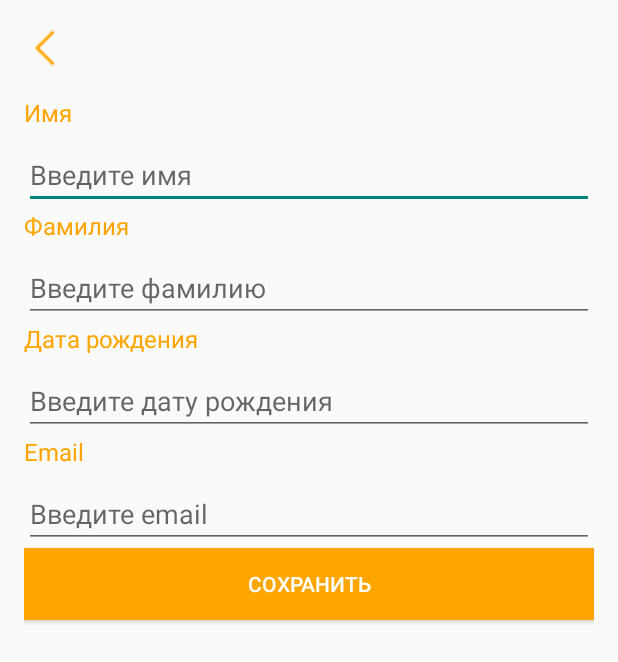
After one commit to Ildar-Ilyasov/Volunteer, an Android app: the EditProfileActivity screen opened directly, with no data from a screen before it, on a phone screen of 412 x 824 dp. The commit adds this screen. Shown: the top 662 px of the screen. Run offline under Robolectric (Android 15) with nearby library versions, the phone set to English and light mode, and no system bars; our stand-ins replace Firebase (no records; nobody signed in at launch, a user with empty details on screens opened directly); 1 statement that could not run was skipped.

Commit message:
edit_profile

```diff
--- a/app/src/main/AndroidManifest.xml
+++ b/app/src/main/AndroidManifest.xml
@@ -27,6 +27,8 @@
 
         <activity android:name=".RegistrationActivity"
             android:exported="false"/>
+        <activity android:name=".EditProfileActivity"
+            android:exported="false"/>
         <activity android:name=".LoginActivity"
             android:exported="true">
 
--- /dev/null
+++ b/app/src/main/java/com/example/volunteer/EditProfileActivity.java
@@ -0,0 +1,148 @@
+package com.example.volunteer;
+
+import android.content.Intent;
+import android.os.Bundle;
+import android.text.TextUtils;
+import android.widget.Button;
+import android.widget.EditText;
+import android.widget.ImageButton;
+import android.widget.Toast;
+import androidx.annotation.NonNull;
+import androidx.appcompat.app.AppCompatActivity;
+import com.google.firebase.database.DataSnapshot;
+import com.google.firebase.database.DatabaseError;
+import com.google.firebase.database.DatabaseReference;
+import com.google.firebase.database.FirebaseDatabase;
+import com.google.firebase.database.ValueEventListener;
+import android.app.DatePickerDialog;
+import android.widget.DatePicker;
+import java.util.Calendar;
+
+public class EditProfileActivity extends AppCompatActivity {
+
+    private EditText etFirstName, etLastName, etDob, etEmail;
+    private Button btnSave;
+    private DatabaseReference userRef;
+    private String userId;
+
+    @Override
+    protected void onCreate(Bundle savedInstanceState) {
+        super.onCreate(savedInstanceState);
+        setContentView(R.layout.activity_edit_profile);
+
+        // Инициализация элементов
+        etFirstName = findViewById(R.id.etFirstName);
+        etLastName = findViewById(R.id.etLastName);
+        etDob = findViewById(R.id.etDob);
+        etEmail = findViewById(R.id.etEmail);
+        btnSave = findViewById(R.id.btnSave);
+        // Кнопка назад
+        ImageButton iconBack = findViewById(R.id.icon_back);
+        iconBack.setOnClickListener(v -> finish());  // Закрытие Activity при нажатии
+        // Получаем userId из Intent
+        userId = getIntent().getStringExtra("userId");
+
+        if (userId == null) {
+            Toast.makeText(this, "Ошибка: не удалось загрузить профиль", Toast.LENGTH_SHORT).show();
+            finish();
+            return;
+        }
+
+        userRef = FirebaseDatabase.getInstance().getReference("users").child(userId);
+
+        // Загружаем текущие данные пользователя
+        loadUserData();
+
+        // Обработчик кнопки сохранения
+        btnSave.setOnClickListener(v -> saveProfileData());
+        // Открытие календаря при клике на поле даты
+        etDob.setOnClickListener(v -> showDatePicker());
+    }
+
+    private void loadUserData() {
+        userRef.addListenerForSingleValueEvent(new ValueEventListener() {
+            @Override
+            public void onDataChange(@NonNull DataSnapshot snapshot) {
+                if (snapshot.exists()) {
+                    User user = snapshot.getValue(User.class);
+                    if (user != null) {
+                        etFirstName.setText(user.getFirstName());
+                        etLastName.setText(user.getLastName());
+                        etDob.setText(user.getDob());
+                        etEmail.setText(user.getEmail());
+                    }
+                }
+            }
+
+            @Override
+            public void onCancelled(@NonNull DatabaseError error) {
+                Toast.makeText(EditProfileActivity.this, "Ошибка загрузки данных", Toast.LENGTH_SHORT).show();
+            }
+        });
+    }
+
+    private void saveProfileData() {
+        String firstName = etFirstName.getText().toString().trim();
+        String lastName = etLastName.getText().toString().trim();
+        String dob = etDob.getText().toString().trim();
+        String email = etEmail.getText().toString().trim();
+
+        if (TextUtils.isEmpty(firstName) || TextUtils.isEmpty(lastName) || TextUtils.isEmpty(dob) || TextUtils.isEmpty(email)) {
+            Toast.makeText(this, "Все поля должны быть заполнены", Toast.LENGTH_SHORT).show();
+            return;
+        }
+
+        // Обновляем данные в Firebase
+        userRef.child("firstName").setValue(firstName);
+        userRef.child("lastName").setValue(lastName);
+        userRef.child("dob").setValue(dob);
+        userRef.child("email").setValue(email).addOnCompleteListener(task -> {
+            if (task.isSuccessful()) {
+                Toast.makeText(EditProfileActivity.this, "Данные сохранены", Toast.LENGTH_SHORT).show();
+
+                // Создаем Intent для передачи данных обратно в ProfileFragment
+                Intent resultIntent = new Intent();
+                resultIntent.putExtra("firstName", firstName);
+                resultIntent.putExtra("lastName", lastName);
+                resultIntent.putExtra("dob", dob);
+                resultIntent.putExtra("email", email);
+                setResult(RESULT_OK, resultIntent);
+                finish();
+            } else {
+                Toast.makeText(EditProfileActivity.this, "Ошибка сохранения", Toast.LENGTH_SHORT).show();
+            }
+        });
+    }
+
+
+    private void showDatePicker() {
+        // Получаем текущую дату
+        Calendar calendar = Calendar.getInstance();
+
+        // Если в поле уже есть дата, устанавливаем ее в календарь
+        String currentDate = etDob.getText().toString().trim();
+        if (!currentDate.isEmpty()) {
+            String[] dateParts = currentDate.split("/");
+            int day = Integer.parseInt(dateParts[0]);
+            int month = Integer.parseInt(dateParts[1]) - 1; // Месяцы в календаре считаются с 0
+            int year = Integer.parseInt(dateParts[2]);
+            calendar.set(year, month, day);
+        }
+
+        // Получаем день, месяц и год из календаря
+        int year = calendar.get(Calendar.YEAR);
+        int month = calendar.get(Calendar.MONTH);
+        int day = calendar.get(Calendar.DAY_OF_MONTH);
+
+        // Создаем DatePickerDialog
+        DatePickerDialog datePickerDialog = new DatePickerDialog(this,
+                (view, year1, month1, dayOfMonth) -> {
+                    // Форматируем выбранную дату
+                    String selectedDate = dayOfMonth + "/" + (month1 + 1) + "/" + year1;
+                    etDob.setText(selectedDate);  // Устанавливаем дату в поле
+                }, year, month, day);
+
+        // Показываем DatePickerDialog
+        datePickerDialog.show();
+    }
+}
--- /dev/null
+++ b/app/src/main/res/layout/activity_edit_profile.xml
@@ -0,0 +1,88 @@
+<LinearLayout xmlns:android="http://schemas.android.com/apk/res/android"
+    android:layout_width="match_parent"
+    android:layout_height="match_parent"
+    android:padding="16dp"
+    android:orientation="vertical">
+
+    <!-- Кнопка назад -->
+    <ImageButton
+        android:id="@+id/icon_back"
+        android:layout_width="wrap_content"
+        android:layout_height="wrap_content"
+        android:src="@drawable/icon_back"
+        android:contentDescription="Назад"
+        android:background="?android:attr/selectableItemBackgroundBorderless"
+        android:layout_marginBottom="16dp" />
+
+    <!-- Подпись для имени -->
+    <TextView
+        android:layout_width="wrap_content"
+        android:layout_height="wrap_content"
+        android:text="Имя"
+        android:layout_marginBottom="8dp"
+        android:textSize="16sp"
+        android:textColor="@color/orange"/>
+
+    <EditText
+        android:id="@+id/etFirstName"
+        android:layout_width="match_parent"
+        android:layout_height="wrap_content"
+        android:hint="Введите имя" />
+
+    <!-- Подпись для фамилии -->
+    <TextView
+        android:layout_width="wrap_content"
+        android:layout_height="wrap_content"
+        android:text="Фамилия"
+        android:layout_marginBottom="8dp"
+        android:textSize="16sp"
+        android:textColor="@color/orange"/>
+
+    <EditText
+        android:id="@+id/etLastName"
+        android:layout_width="match_parent"
+        android:layout_height="wrap_content"
+        android:hint="Введите фамилию" />
+
+    <!-- Подпись для даты рождения -->
+    <TextView
+        android:layout_width="wrap_content"
+        android:layout_height="wrap_content"
+        android:text="Дата рождения"
+        android:layout_marginBottom="8dp"
+        android:textSize="16sp"
+        android:textColor="@color/orange"/>
+
+    <EditText
+        android:id="@+id/etDob"
+        android:layout_width="match_parent"
+        android:layout_height="wrap_content"
+        android:hint="Введите дату рождения"
+        android:focusable="false"
+        android:clickable="true" />
+
+    <!-- Подпись для email -->
+    <TextView
+        android:layout_width="wrap_content"
+        android:layout_height="wrap_content"
+        android:text="Email"
+        android:layout_marginBottom="8dp"
+        android:textSize="16sp"
+        android:textColor="@color/orange"/>
+
+    <EditText
+        android:id="@+id/etEmail"
+        android:layout_width="match_parent"
+        android:layout_height="wrap_content"
+        android:hint="Введите email" />
+
+    <!-- Кнопка сохранить -->
+    <Button
+        android:id="@+id/btnSave"
+        android:layout_width="match_parent"
+        android:layout_height="wrap_content"
+        android:text="Сохранить"
+        android:textColor="@color/white"
+        android:background="@color/orange"/>
+
+</LinearLayout>
```
Also changed, not shown: app/src/main/java/com/example/volunteer/ProfileFragment.java (+33 -0 lines), app/src/main/res/layout/fragment_profile.xml (+12 -0 lines), app/src/main/res/drawable/icon_back.png (added), app/src/main/res/drawable/icon_edit.png (added), gradle/libs.versions.toml (line endings or trailing spaces).
